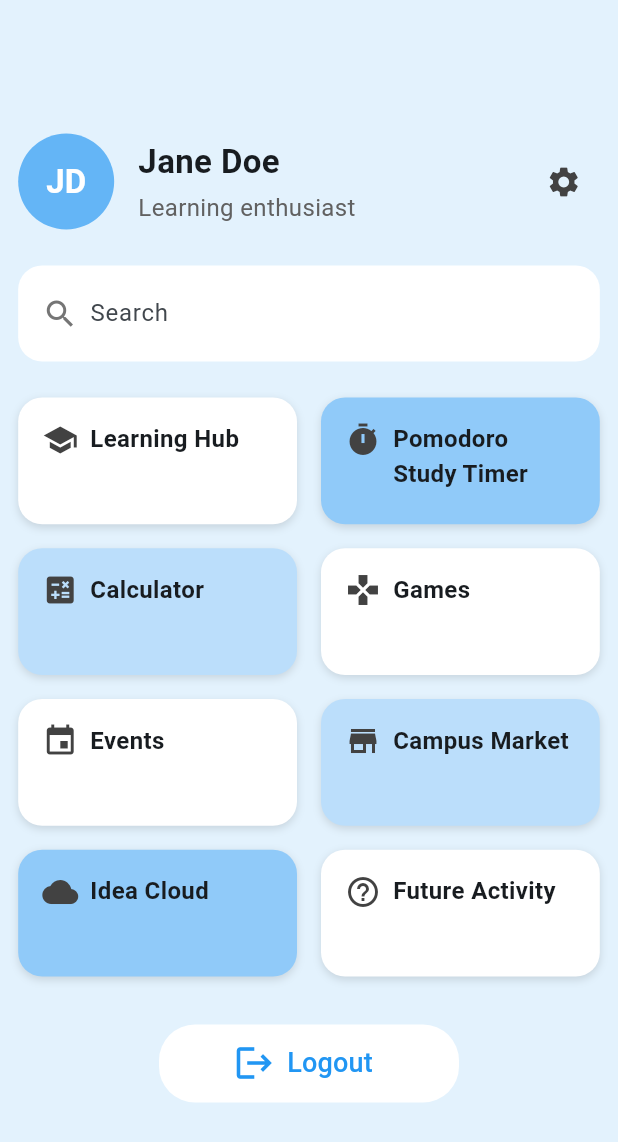
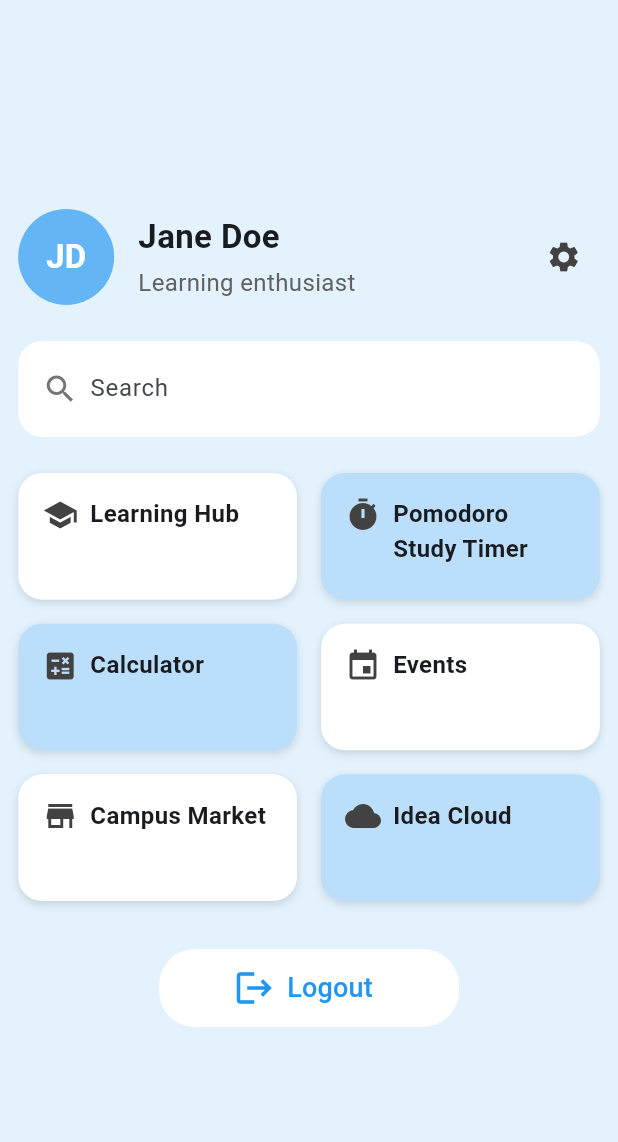
Before and after one commit to SuSanShweYeeBo2002/au_connect, a Flutter app: the CampusCornerPage screen opened directly, on a phone screen of 412 x 824 dp. Shown: the top 1142 px of the screen. Run offline on Flutter 3.47's test engine with Material 3 defaults, Android fonts, the light colour scheme and no system bars; our stand-ins replace shared_preferences, socket_io_client; accounts and stored records are empty.

Commit message:
remove unnecessary ui

```diff
--- a/lib/screens/campus_corner_page.dart
+++ b/lib/screens/campus_corner_page.dart
@@ -121,7 +121,7 @@ class CampusCornerPage extends StatelessWidget {
                             },
                             child: _CampusTile(
                               title: 'Pomodoro Study Timer',
-                              color: Colors.blue[200],
+                              color: Colors.blue[100],
                               icon: Icons.timer,
                             ),
                           ),
@@ -140,11 +140,6 @@ class CampusCornerPage extends StatelessWidget {
                               icon: Icons.calculate,
                             ),
                           ),
-                          _CampusTile(
-                            title: 'Games',
-                            color: Colors.white,
-                            icon: Icons.games,
-                          ),
                           GestureDetector(
                             onTap: () {
                               Navigator.push(
@@ -162,7 +157,7 @@ class CampusCornerPage extends StatelessWidget {
                           ),
                           _CampusTile(
                             title: 'Campus Market',
-                            color: Colors.blue[100],
+                            color: Colors.white,
                             icon: Icons.store,
                           ),
                           GestureDetector(
@@ -176,14 +171,9 @@ class CampusCornerPage extends StatelessWidget {
                             },
                             child: _CampusTile(
                               title: 'Idea Cloud',
-                              color: Colors.blue[200],
+                              color: Colors.blue[100],
                               icon: Icons.cloud,
                             ),
-                          ),
-                          _CampusTile(
-                            title: 'Future Activity',
-                            color: Colors.white,
-                            icon: Icons.help_outline,
                           ),
                         ],
                       ),
```
